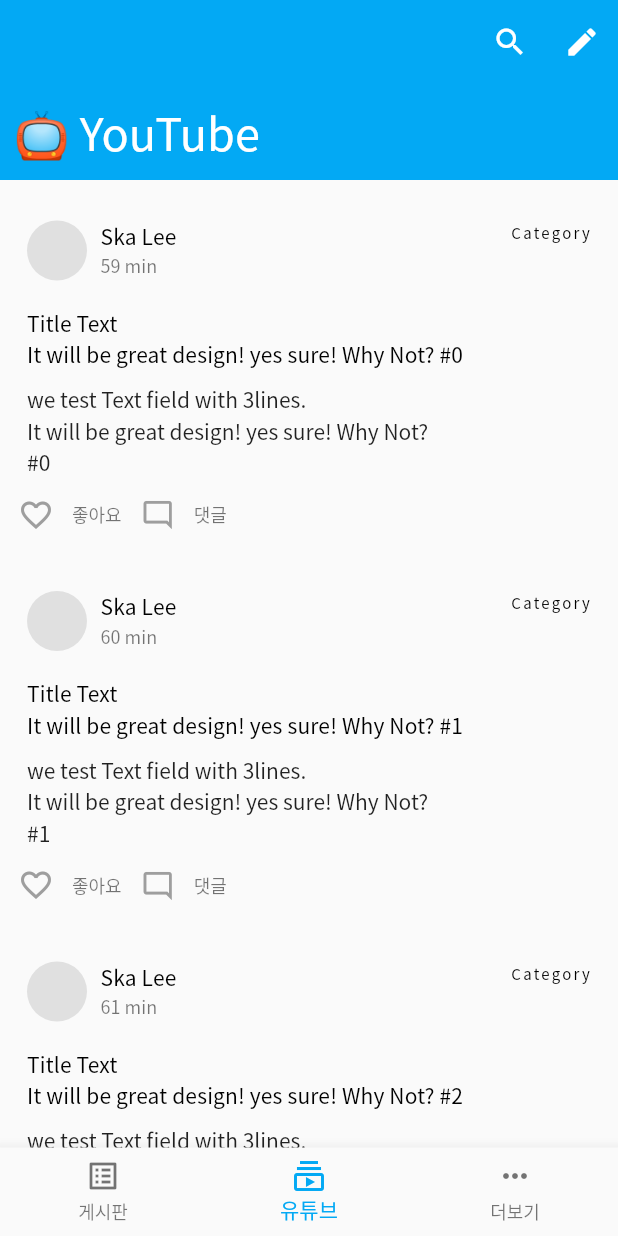
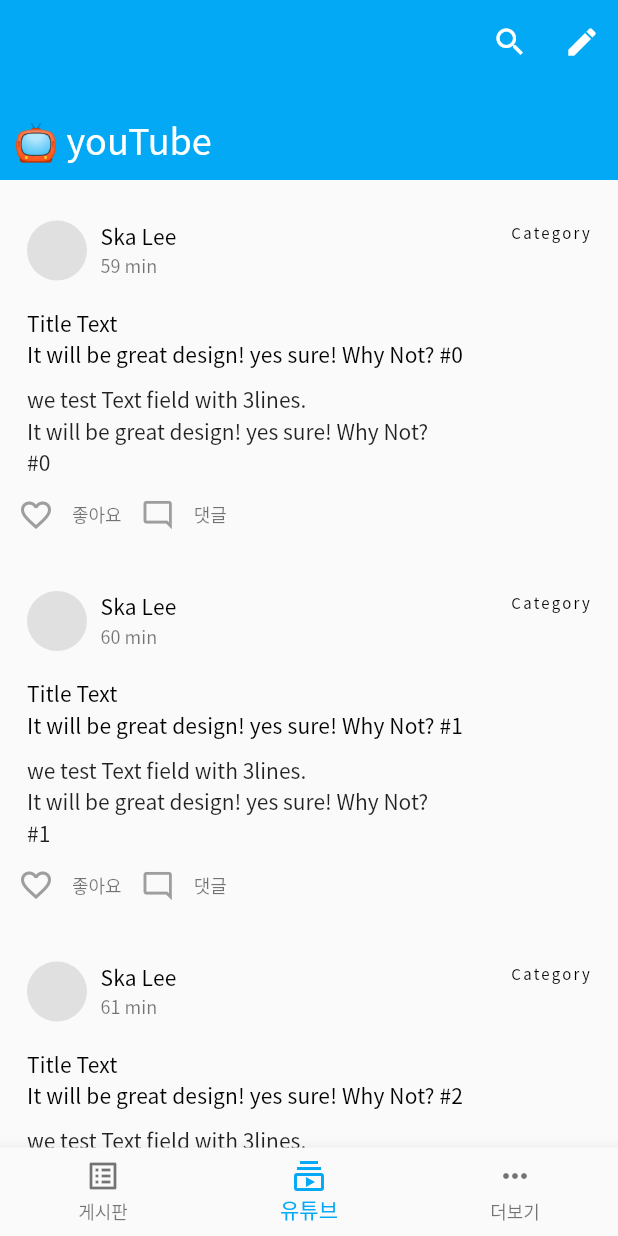
Before and after one commit to ska2519/flutter-learn, a Flutter app: the screen it shows after launch, item 2 of the bottom bar chosen, on a phone screen of 412 x 824 dp. Run offline on Flutter 3.47's test engine with Material 2 defaults, Android fonts, the phone set to English and light mode, and no system bars; our stand-ins replace cloud_firestore, equatable, firebase_auth, firebase_core, fl_chart, flutter_hooks and 6 more; missing offline and left inert: pedantic, pixel_perfect; accounts and stored records are empty; generated files the repository leaves out were written again; project files that could hold a hidden picture were left out.

Commit message:
Refactor Code

```diff
--- a/lib/app/home/community/community_page.dart
+++ b/lib/app/home/community/community_page.dart
@@ -53,8 +53,8 @@ class CommunityPage extends HookWidget {
                 bottom: defaultPadding,
               ),
               title: Text(
-                '${AppLocalizations.of(context)?.flutterLearn}\u{1f60e} Community',
-                style: Theme.of(context).textTheme.headline6,
+                '\u{1f60e} ${AppLocalizations.of(context)?.community}',
+                style: Theme.of(context).textTheme.subtitle1,
               ),
             ),
           ),
--- a/lib/app/home/youtube/youtube_page.dart
+++ b/lib/app/home/youtube/youtube_page.dart
@@ -1,6 +1,7 @@
 import 'package:flutter/material.dart';
 import 'package:flutter_learn/constants/constants.dart';
 import 'package:pixel_perfect/pixel_perfect.dart';
+import 'package:flutter_gen/gen_l10n/app_localizations.dart';
 
 const iconPath = 'assets/icons/';
 const imagePath = 'assets/pixel_perfect/';
@@ -33,8 +34,8 @@ class YouTubePage extends StatelessWidget {
                 bottom: defaultPadding,
               ),
               title: Text(
-                '\u{1f4Fa} YouTube',
-                style: Theme.of(context).textTheme.headline6,
+                '\u{1f4Fa} ${AppLocalizations.of(context)?.youTube}',
+                style: Theme.of(context).textTheme.subtitle1,
               ),
             ),
           ),
--- a/lib/l10n/app_en.arb
+++ b/lib/l10n/app_en.arb
@@ -6,5 +6,9 @@
     "community": "Community",
     "@community": {
         "description": "The conventional newborn programmer greeting"
+    },
+    "youTube": "youTube",
+    "@youTube": {
+        "description": "The conventional newborn programmer greeting"
     }
 }
--- a/lib/l10n/app_ko.arb
+++ b/lib/l10n/app_ko.arb
@@ -1,4 +1,5 @@
 {
     "flutterLearn": "플러터 런",
-    "community": "커뮤니티"
+    "community": "게시판",
+    "youTube": "유튜브"
 }
--- a/lib/main.dart
+++ b/lib/main.dart
@@ -33,7 +33,7 @@ class MyApp extends StatelessWidget {
           iconTheme: IconThemeData(color: Colors.white),
         ),
         textTheme: TextTheme(
-          headline6: TextStyle(color: Colors.white),
+          subtitle1: TextStyle(color: Colors.white),
         ),
         fontFamily: 'NotoSansKR',
       ),
```
